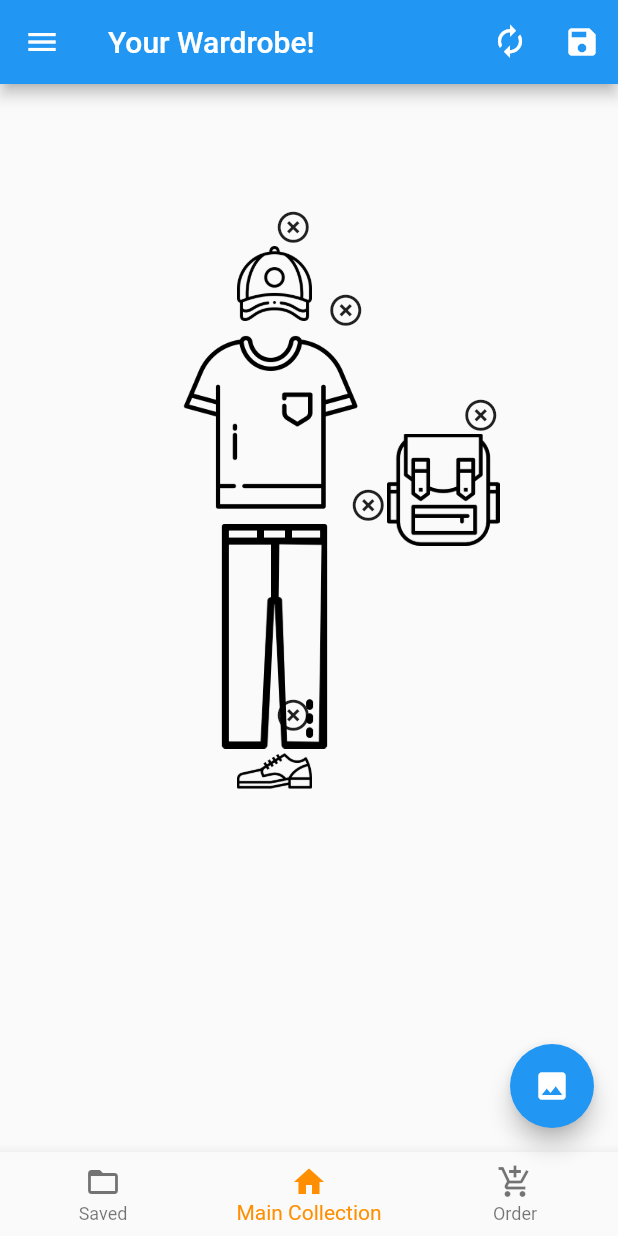
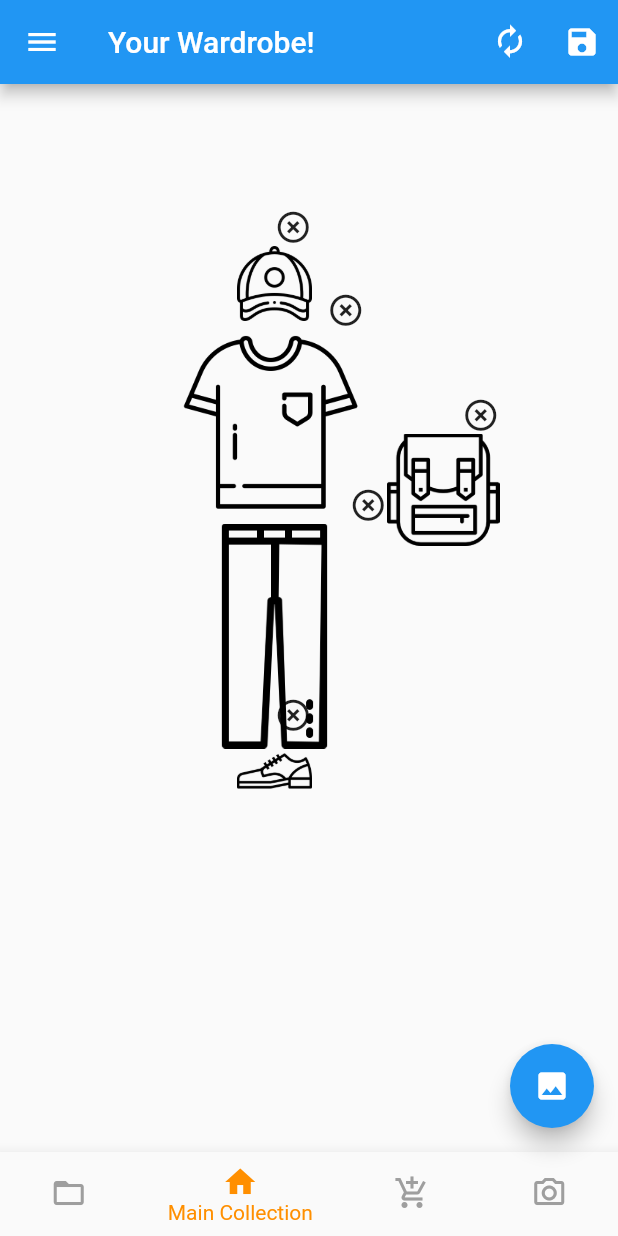
Before and after one commit to NTHvt981/kl_front_end_mobile, a Flutter app: the screen it shows once a user with an empty profile is signed in, on a phone screen of 412 x 824 dp. Run offline on Flutter 3.47's test engine with Material 2 defaults, Android fonts, the phone set to English and light mode, and no system bars; drawn by our look-alikes of screenshot; our stand-ins replace auto_route, bubble, cloud_firestore, firebase_auth, firebase_core, firebase_storage and 6 more; missing offline and left inert: dart:ffi, flutter_number_picker, flutter_unity_widget, regexed_validator; accounts and stored records are empty; generated files the repository leaves out were written again.

Commit message:
!add AR page

```diff
--- a/lib/pages/ar/ar_page.dart
+++ b/lib/pages/ar/ar_page.dart
@@ -3,7 +3,7 @@ import 'package:flutter_unity_widget/flutter_unity_widget.dart';
 
 class ArPage extends StatefulWidget {
   ArPage({
-    @required Key key,
+    Key? key,
   }): super(key: key);
 
   @override
@@ -11,7 +11,7 @@ class ArPage extends StatefulWidget {
 }
 
 class _ArPageState extends State<ArPage> {
-  UnityWidgetController _unityWidgetController;
+  UnityWidgetController? _unityWidgetController;
 
   @override
   Widget build(BuildContext context) {
--- a/lib/routes/router.dart
+++ b/lib/routes/router.dart
@@ -31,10 +31,7 @@ import 'package:do_an_ui/pages/register_page.dart';
       AutoRoute(page: SettingPage),
       AutoRoute(page: MessageDetailPage),
       AutoRoute(page: MessageListPage),
-  CustomRoute(
-      page: ArPage,
-      transitionsBuilder: null
-  )
+      AutoRoute(page: ArPage)
 ])
 class $AppRouter  {
 }
--- a/lib/shared/clothes_bottom_navigation.dart
+++ b/lib/shared/clothes_bottom_navigation.dart
@@ -8,6 +8,7 @@ import 'package:flutter/material.dart';
 const SAVED_COLLECTION_PAGE = 0;
 const CLOTHES_DETAIL_PAGE = 1;
 const CREATE_ORDER_PAGE = 2;
+const AR_PAGE = 3;
 
 class ClothesBottomNavigation extends StatefulWidget {
   final int index;
@@ -68,6 +69,9 @@ class _ClothesBottomNavigationState extends State<ClothesBottomNavigation> {
         // ExtendedNavigator.root.replace(Routes.createOrderPage,
         //     arguments: CreateOrderPageArguments(userId: userId));
         break;
+      case AR_PAGE:
+        context.router.replace(ArPageRoute());
+        break;
     }
   }
 
@@ -86,9 +90,14 @@ class _ClothesBottomNavigationState extends State<ClothesBottomNavigation> {
         icon: Icon(Icons.add_shopping_cart),
         label: 'Order',
       ),
+      BottomNavigationBarItem(
+        icon: Icon(Icons.camera_alt_outlined),
+        label: 'AR',
+      ),
     ],
       currentIndex: widget.index,
       selectedItemColor: Colors.amber[800],
+      unselectedItemColor: Colors.grey,
       onTap: onSelect,
     );
   }
```
Also changed, not shown: 1 other file.
